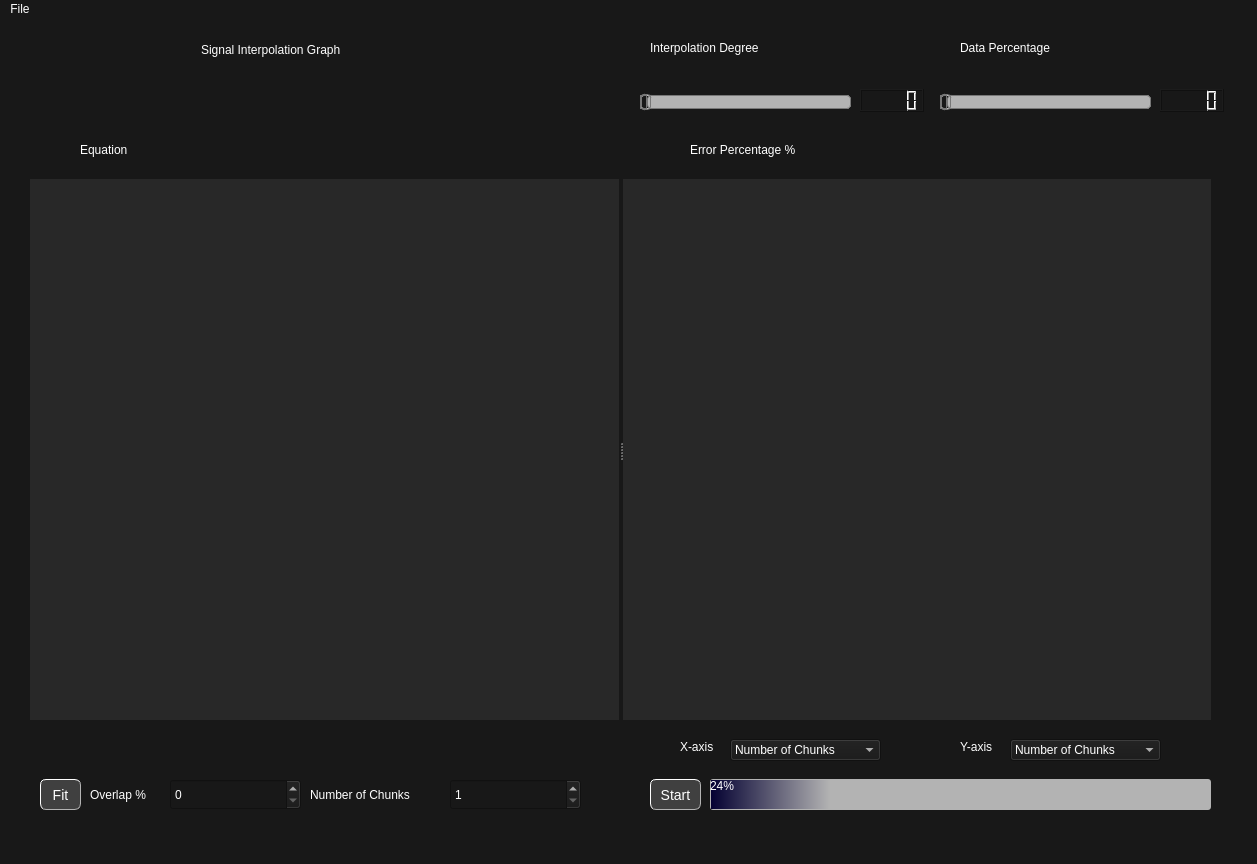
Before: the Qt Designer form task4.ui in ReemYasser2/Interpolation_Curve_fitting, drawn with Qt 5.
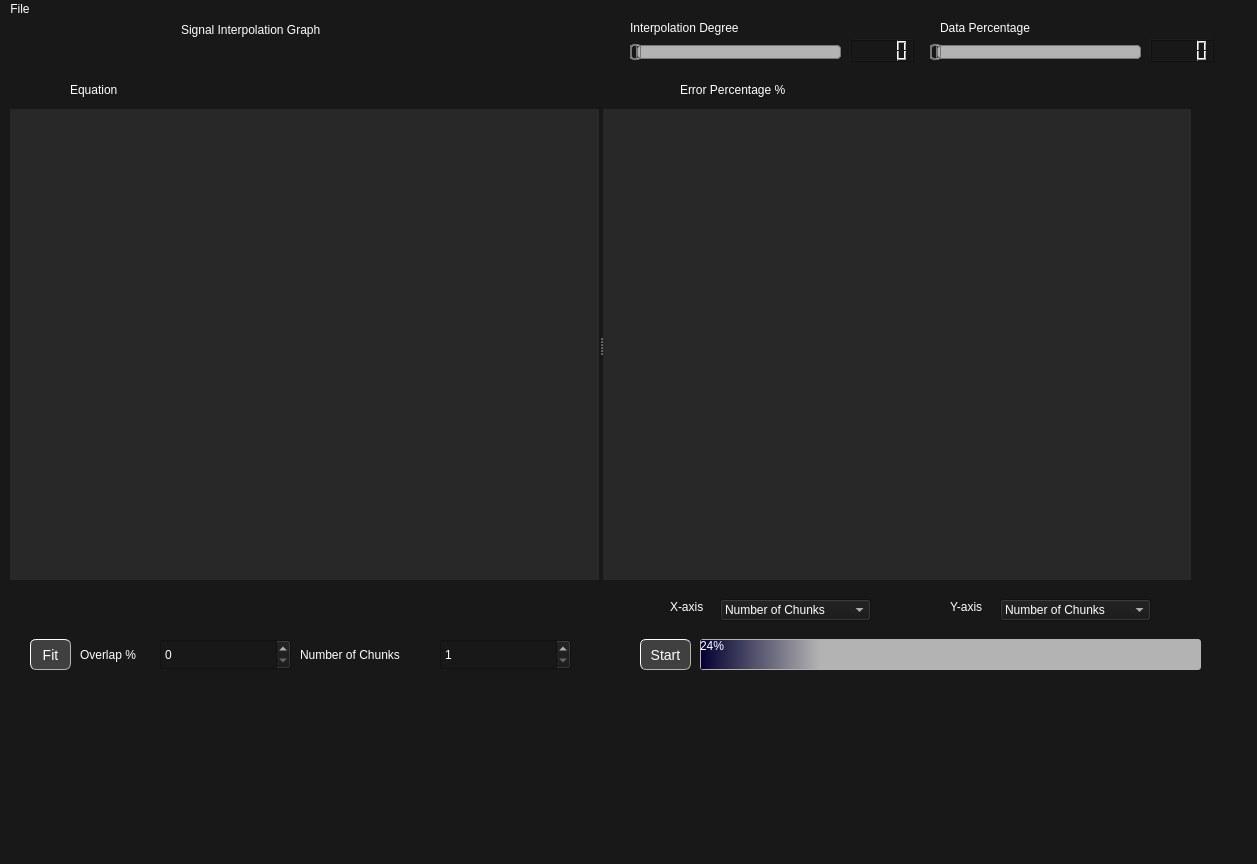
After: the same form once the commit is applied. Custom widgets are drawn as their Qt base class.

Patch:
```diff
--- a/task4.ui
+++ b/task4.ui
@@ -21,8 +21,8 @@
    <widget class="QLabel" name="equation_label">
     <property name="geometry">
      <rect>
-      <x>80</x>
-      <y>120</y>
+      <x>70</x>
+      <y>60</y>
       <width>471</width>
       <height>21</height>
      </rect>
@@ -39,8 +39,8 @@
    <widget class="QLabel" name="graph_label">
     <property name="geometry">
      <rect>
-      <x>201</x>
-      <y>21</y>
+      <x>181</x>
+      <y>1</y>
       <width>171</width>
       <height>20</height>
      </rect>
@@ -60,8 +60,8 @@
    <widget class="QSlider" name="degree_slider">
     <property name="geometry">
      <rect>
-      <x>640</x>
-      <y>70</y>
+      <x>630</x>
+      <y>20</y>
       <width>211</width>
       <height>27</height>
      </rect>
@@ -124,8 +124,8 @@
    <widget class="QLabel" name="degree_label">
     <property name="geometry">
      <rect>
-      <x>650</x>
-      <y>20</y>
+      <x>630</x>
+      <y>0</y>
       <width>133</width>
       <height>18</height>
      </rect>
@@ -145,8 +145,8 @@
    <widget class="QLabel" name="percentage_label">
     <property name="geometry">
      <rect>
-      <x>960</x>
-      <y>20</y>
+      <x>940</x>
+      <y>0</y>
       <width>114</width>
       <height>18</height>
      </rect>
@@ -166,8 +166,8 @@
    <widget class="QPushButton" name="start_button">
     <property name="geometry">
      <rect>
-      <x>650</x>
-      <y>760</y>
+      <x>640</x>
+      <y>620</y>
       <width>51</width>
       <height>31</height>
      </rect>
@@ -203,8 +203,8 @@
    <widget class="QLabel" name="num_chunks_label">
     <property name="geometry">
      <rect>
-      <x>310</x>
-      <y>760</y>
+      <x>300</x>
+      <y>620</y>
       <width>131</width>
       <height>31</height>
      </rect>
@@ -221,8 +221,8 @@
    <widget class="QSpinBox" name="num_chunks_input">
     <property name="geometry">
      <rect>
-      <x>450</x>
-      <y>760</y>
+      <x>440</x>
+      <y>620</y>
       <width>131</width>
       <height>31</height>
      </rect>
@@ -234,8 +234,8 @@
    <widget class="QProgressBar" name="progress_bar">
     <property name="geometry">
      <rect>
-      <x>710</x>
-      <y>760</y>
+      <x>700</x>
+      <y>620</y>
       <width>501</width>
       <height>31</height>
      </rect>
@@ -267,8 +267,8 @@
    <widget class="QLabel" name="y_axis_label">
     <property name="geometry">
      <rect>
-      <x>960</x>
-      <y>720</y>
+      <x>950</x>
+      <y>580</y>
       <width>55</width>
       <height>16</height>
      </rect>
@@ -285,8 +285,8 @@
    <widget class="QPushButton" name="fit_button">
     <property name="geometry">
      <rect>
-      <x>40</x>
-      <y>760</y>
+      <x>30</x>
+      <y>620</y>
       <width>41</width>
       <height>31</height>
      </rect>
@@ -322,8 +322,8 @@
    <widget class="QSpinBox" name="overlap_input">
     <property name="geometry">
      <rect>
-      <x>170</x>
-      <y>760</y>
+      <x>160</x>
+      <y>620</y>
       <width>131</width>
       <height>31</height>
      </rect>
@@ -338,8 +338,8 @@
    <widget class="QLabel" name="overlap_label">
     <property name="geometry">
      <rect>
-      <x>90</x>
-      <y>760</y>
+      <x>80</x>
+      <y>620</y>
       <width>71</width>
       <height>31</height>
      </rect>
@@ -356,10 +356,10 @@
    <widget class="QSplitter" name="splitter">
     <property name="geometry">
      <rect>
-      <x>30</x>
-      <y>160</y>
+      <x>10</x>
+      <y>90</y>
       <width>1181</width>
-      <height>541</height>
+      <height>471</height>
      </rect>
     </property>
     <property name="orientation">
@@ -379,8 +379,8 @@
    <widget class="QSlider" name="percentage_slider">
     <property name="geometry">
      <rect>
-      <x>940</x>
-      <y>70</y>
+      <x>930</x>
+      <y>20</y>
       <width>211</width>
       <height>27</height>
      </rect>
@@ -443,8 +443,8 @@
    <widget class="QLCDNumber" name="percentage_display">
     <property name="geometry">
      <rect>
-      <x>1160</x>
-      <y>70</y>
+      <x>1150</x>
+      <y>20</y>
       <width>64</width>
       <height>23</height>
      </rect>
@@ -458,8 +458,8 @@
    <widget class="QLabel" name="error_label">
     <property name="geometry">
      <rect>
-      <x>690</x>
-      <y>120</y>
+      <x>680</x>
+      <y>60</y>
       <width>471</width>
       <height>21</height>
      </rect>
@@ -476,8 +476,8 @@
    <widget class="QLabel" name="x_axis_label">
     <property name="geometry">
      <rect>
-      <x>680</x>
-      <y>720</y>
+      <x>670</x>
+      <y>580</y>
       <width>55</width>
       <height>16</height>
      </rect>
@@ -494,8 +494,8 @@
    <widget class="QComboBox" name="x_dropdown">
     <property name="geometry">
      <rect>
-      <x>730</x>
-      <y>720</y>
+      <x>720</x>
+      <y>580</y>
       <width>151</width>
       <height>22</height>
      </rect>
@@ -519,8 +519,8 @@
    <widget class="QComboBox" name="y_dropdown">
     <property name="geometry">
      <rect>
-      <x>1010</x>
-      <y>720</y>
+      <x>1000</x>
+      <y>580</y>
       <width>151</width>
       <height>22</height>
      </rect>
@@ -544,8 +544,8 @@
    <widget class="QLCDNumber" name="percentage_display_2">
     <property name="geometry">
      <rect>
-      <x>860</x>
-      <y>70</y>
+      <x>850</x>
+      <y>20</y>
       <width>64</width>
       <height>23</height>
      </rect>
```
Left out of the diff: 2 changed lines with no effect on the pictures.
